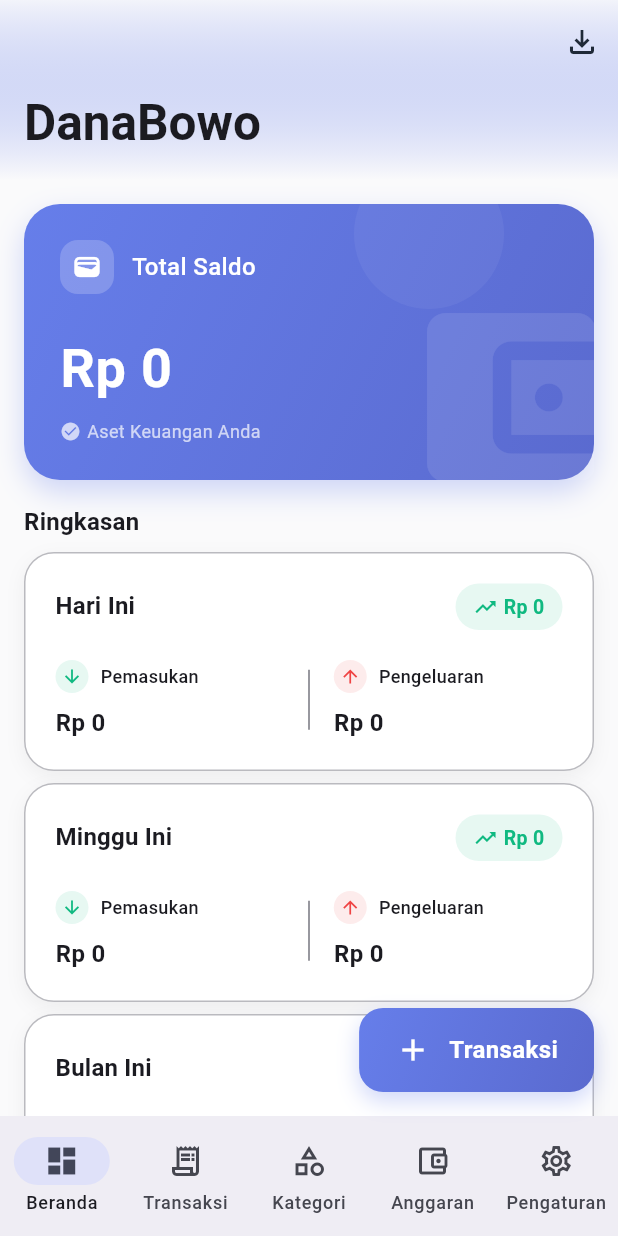
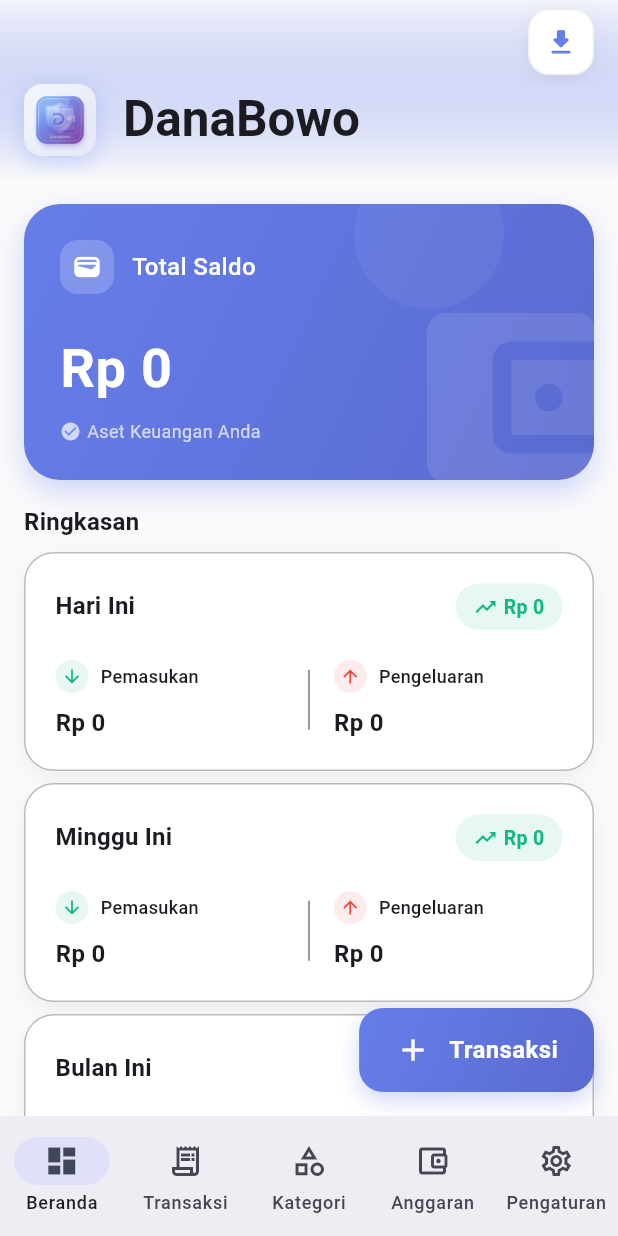
Before and after one commit to danang0202/DanaBowo-Financial-Tracker, a Flutter app: the screen it shows after launch, on a phone screen of 412 x 824 dp. Run offline on Flutter 3.47's test engine with Material 3 defaults, Android fonts, the light colour scheme and no system bars; our stand-ins replace csv, fl_chart, hive, hive_flutter, pdf, share_plus; accounts and stored records are empty; generated files the repository leaves out were written again.

Commit message:
feat: Update app icons across all platforms and refactor Floating Action Buttons in screens.

```diff
--- a/lib/screens/budgets_screen.dart
+++ b/lib/screens/budgets_screen.dart
@@ -10,6 +10,8 @@ import '../utils/formatters.dart';
 import '../utils/constants.dart';
 import '../utils/icon_helper.dart';
 import '../widgets/dynamic_island_notification.dart';
+
+import '../widgets/premium_fab.dart';
 
 /// Screen for managing budgets
 class BudgetsScreen extends StatelessWidget {
@@ -130,11 +132,12 @@ class BudgetsScreen extends StatelessWidget {
           );
         },
       ),
-      floatingActionButton: FloatingActionButton(
+      floatingActionButton: PremiumFAB(
         onPressed: () {
           _showAddBudgetDialog(context);
         },
-        child: const Icon(Icons.add),
+        icon: Icons.add,
+        label: 'Anggaran',
       ),
     );
   }
@@ -192,6 +195,9 @@ class _BudgetItem extends StatelessWidget {
             offset: const Offset(0, 4),
           ),
         ],
+        border: Border.all(
+          color: Theme.of(context).dividerColor.withOpacity(0.3),
+        ),
       ),
       child: Material(
         color: Colors.transparent,
--- a/lib/screens/categories_screen.dart
+++ b/lib/screens/categories_screen.dart
@@ -213,6 +213,9 @@ class _CategoryItem extends StatelessWidget {
             offset: const Offset(0, 4),
           ),
         ],
+        border: Border.all(
+          color: Theme.of(context).dividerColor.withOpacity(0.3),
+        ),
       ),
       child: Material(
         color: Colors.transparent,
--- a/lib/screens/dashboard_screen.dart
+++ b/lib/screens/dashboard_screen.dart
@@ -29,49 +29,6 @@ class DashboardScreen extends StatefulWidget {
 
 class _DashboardScreenState extends State<DashboardScreen> {
   int _currentIndex = 0;
-
-  /// Build FloatingActionButton based on current tab
-  Widget? _buildFloatingActionButton(BuildContext context) {
-    switch (_currentIndex) {
-      case 0: // Home
-      case 1: // Transactions
-        return PremiumFAB(
-          onPressed: () {
-            Navigator.push(
-              context,
-              MaterialPageRoute(
-                builder: (context) => const AddTransactionScreen(),
-              ),
-            );
-          },
-          icon: Icons.add,
-          label: 'Transaksi',
-        );
-      case 2: // Categories
-        return null; // Let CategoriesScreen handle its own FAB
-      case 3: // Budgets
-        return PremiumFAB(
-          onPressed: () {
-            _showAddBudgetDialog(context);
-          },
-          icon: Icons.add,
-          label: 'Anggaran',
-        );
-      case 4: // Settings
-        return null; // No FAB for settings
-      default:
-        return null;
-    }
-  }
-
-  /// Show add budget dialog
-  void _showAddBudgetDialog(BuildContext context) {
-    showModalBottomSheet(
-      context: context,
-      isScrollControlled: true,
-      builder: (context) => const AddBudgetSheet(),
-    );
-  }
 
   @override
   Widget build(BuildContext context) {
@@ -121,7 +78,6 @@ class _DashboardScreenState extends State<DashboardScreen> {
           ),
         ],
       ),
-      floatingActionButton: _buildFloatingActionButton(context),
     );
   }
 }
@@ -177,12 +133,36 @@ class _HomeTab extends StatelessWidget {
                   backgroundColor: Theme.of(context).scaffoldBackgroundColor,
                   flexibleSpace: FlexibleSpaceBar(
                     titlePadding: const EdgeInsets.only(left: 16, bottom: 16),
-                    title: Text(
+                    title: Row(
+                      children: [
+                        Container(
+                          width: 32,
+                          height: 32,
+                          decoration: BoxDecoration(
+                            borderRadius: BorderRadius.circular(8),
+                            image: const DecorationImage(
+                              image: AssetImage('assets/icon.png'),
+                              fit: BoxFit.cover,
+                            ),
+                            boxShadow: [
+                              BoxShadow(
+                                color: AppColors.primary.withOpacity(0.3),
+                                blurRadius: 8,
+                                offset: const Offset(0, 2),
+                              ),
+                            ],
+                          ),
+                        ),
+                        const SizedBox(width: 12),
+                        Text(
                           'DanaBowo',
                           style: TextStyle(
-                        color: Theme.of(context).textTheme.titleLarge?.color,
+                            color:
+                                Theme.of(context).textTheme.titleLarge?.color,
                             fontWeight: FontWeight.bold,
                           ),
+                        ),
+                      ],
                     ),
                     background: Container(
                       decoration: BoxDecoration(
@@ -198,16 +178,42 @@ class _HomeTab extends StatelessWidget {
                     ),
                   ),
                   actions: [
-                    IconButton(
-                      icon: const Icon(Icons.file_download_outlined),
-                      onPressed: () {
+                    Padding(
+                      padding: const EdgeInsets.only(right: 16),
+                      child: InkWell(
+                        onTap: () {
                           Navigator.push(
                             context,
                             MaterialPageRoute(
                                 builder: (context) => const ExportScreen()),
                           );
                         },
-                      tooltip: 'Export Laporan',
+                        borderRadius: BorderRadius.circular(14),
+                        child: Container(
+                          padding: const EdgeInsets.all(10),
+                          decoration: BoxDecoration(
+                            color: Theme.of(context).cardColor,
+                            borderRadius: BorderRadius.circular(14),
+                            boxShadow: [
+                              BoxShadow(
+                                color: Colors.black.withOpacity(0.05),
+                                blurRadius: 10,
+                                offset: const Offset(0, 4),
+                              ),
+                            ],
+                            border: Border.all(
+                              color: Theme.of(context)
+                                  .dividerColor
+                                  .withOpacity(0.1),
+                            ),
+                          ),
+                          child: const Icon(
+                            Icons.file_download_rounded,
+                            color: AppColors.primary,
+                            size: 22,
+                          ),
+                        ),
+                      ),
                     ),
                   ],
                 ),
@@ -323,6 +329,18 @@ class _HomeTab extends StatelessWidget {
             ),
           );
         },
+      ),
+      floatingActionButton: PremiumFAB(
+        onPressed: () {
+          Navigator.push(
+            context,
+            MaterialPageRoute(
+              builder: (context) => const AddTransactionScreen(),
+            ),
+          );
+        },
+        icon: Icons.add,
+        label: 'Transaksi',
       ),
     );
   }
--- a/lib/screens/transactions_screen.dart
+++ b/lib/screens/transactions_screen.dart
@@ -5,6 +5,7 @@ import '../providers/category_provider.dart';
 import '../widgets/transaction_list_item.dart';
 import '../utils/formatters.dart';
 import '../utils/constants.dart';
+import '../widgets/premium_fab.dart';
 import 'add_transaction_screen.dart';
 
 /// Screen for displaying all transactions
@@ -256,6 +257,18 @@ class _TransactionsScreenState extends State<TransactionsScreen> {
           const SliverPadding(padding: EdgeInsets.only(bottom: 80)),
         ],
       ),
+      floatingActionButton: PremiumFAB(
+        onPressed: () {
+          Navigator.push(
+            context,
+            MaterialPageRoute(
+              builder: (context) => const AddTransactionScreen(),
+            ),
+          );
+        },
+        icon: Icons.add,
+        label: 'Transaksi',
+      ),
     );
   }
 
```
Also changed, not shown: pubspec.yaml (+19 -0 lines), assets/icon.png (added), 37 other files. Lines whose indentation alone changed are shown as unchanged.
